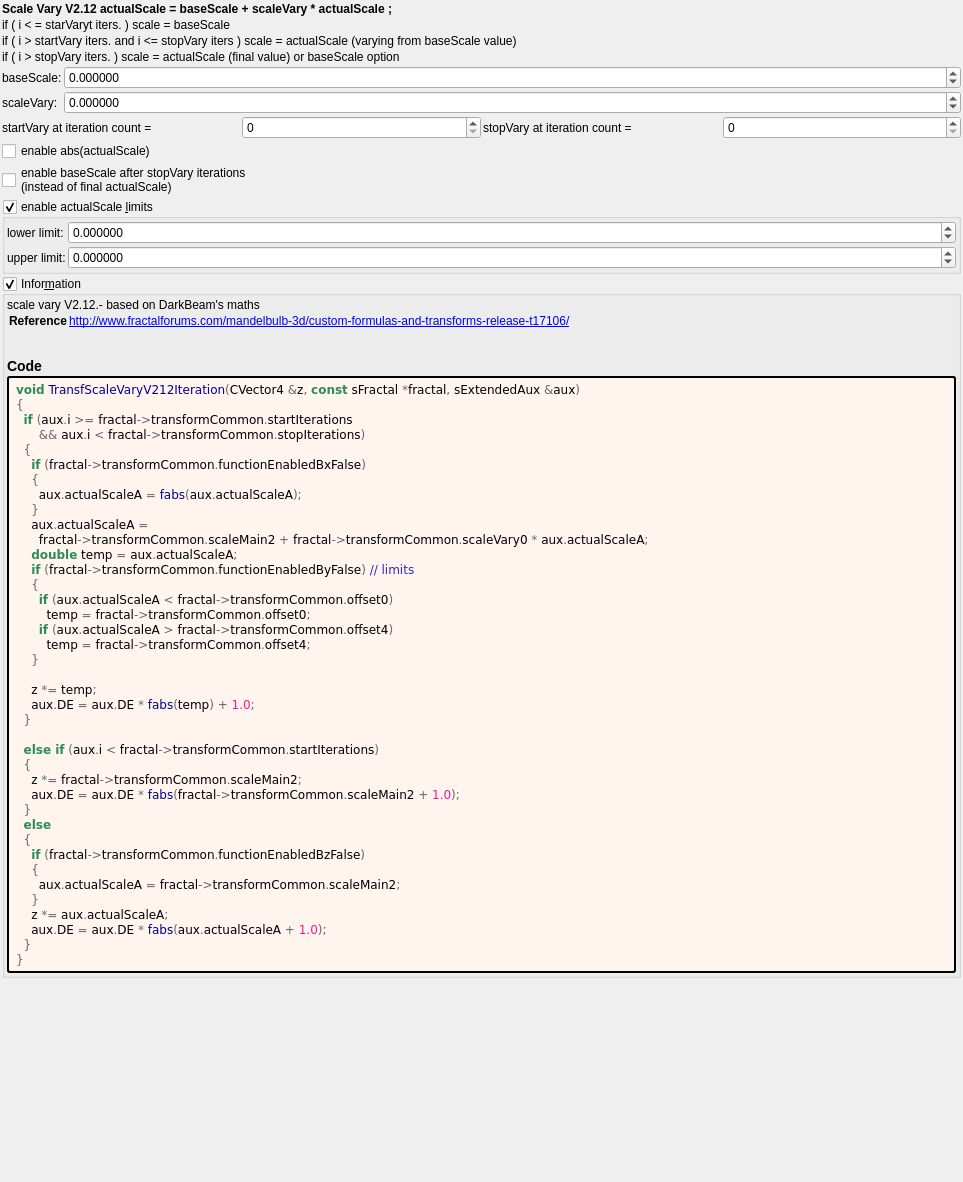
buddhi1980/mandelbulber2, file mandelbulber2/formula/ui/transf_scale_vary_v212.ui: the form before one commit.
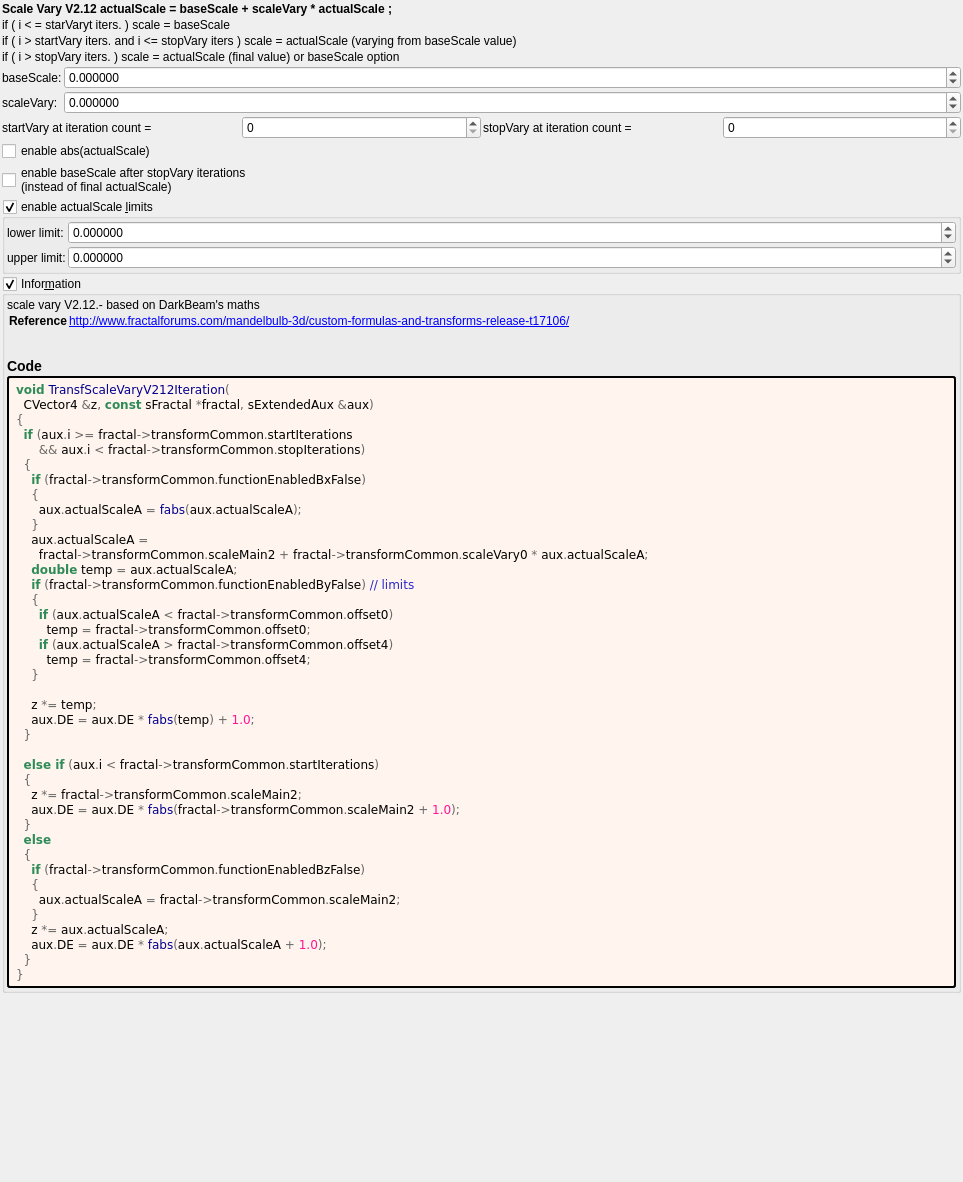
The form after the commit. Custom widgets are drawn as their Qt base class.

```diff
--- a/mandelbulber2/formula/ui/transf_scale_vary_v212.ui
+++ b/mandelbulber2/formula/ui/transf_scale_vary_v212.ui
@@ -375,7 +375,8 @@
         </property>
         <property name="text">
          <string notr="true">&lt;body style=&quot;background-color:#fff5ee&quot;&gt;
-&lt;pre style=&quot;color:#000000; background-color:#fff5ee;  font-family:'Courier New',monospace;&quot;&gt;&lt;span style=&quot;color:#2e8b57; font-weight:bold&quot;&gt;void&lt;/span&gt; &lt;span style=&quot;color:#00008f&quot;&gt;TransfScaleVaryV212Iteration&lt;/span&gt;&lt;span style=&quot;color:#676767&quot;&gt;(&lt;/span&gt;CVector4 &lt;span style=&quot;color:#676767&quot;&gt;&amp;amp;&lt;/span&gt;z&lt;span style=&quot;color:#676767&quot;&gt;,&lt;/span&gt; &lt;span style=&quot;color:#2e8b57; font-weight:bold&quot;&gt;const&lt;/span&gt; sFractal &lt;span style=&quot;color:#676767&quot;&gt;*&lt;/span&gt;fractal&lt;span style=&quot;color:#676767&quot;&gt;,&lt;/span&gt; sExtendedAux &lt;span style=&quot;color:#676767&quot;&gt;&amp;amp;&lt;/span&gt;aux&lt;span style=&quot;color:#676767&quot;&gt;)&lt;/span&gt;
+&lt;pre style=&quot;color:#000000; background-color:#fff5ee;  font-family:'Courier New',monospace;&quot;&gt;&lt;span style=&quot;color:#2e8b57; font-weight:bold&quot;&gt;void&lt;/span&gt; &lt;span style=&quot;color:#00008f&quot;&gt;TransfScaleVaryV212Iteration&lt;/span&gt;&lt;span style=&quot;color:#676767&quot;&gt;(&lt;/span&gt;
+  CVector4 &lt;span style=&quot;color:#676767&quot;&gt;&amp;amp;&lt;/span&gt;z&lt;span style=&quot;color:#676767&quot;&gt;,&lt;/span&gt; &lt;span style=&quot;color:#2e8b57; font-weight:bold&quot;&gt;const&lt;/span&gt; sFractal &lt;span style=&quot;color:#676767&quot;&gt;*&lt;/span&gt;fractal&lt;span style=&quot;color:#676767&quot;&gt;,&lt;/span&gt; sExtendedAux &lt;span style=&quot;color:#676767&quot;&gt;&amp;amp;&lt;/span&gt;aux&lt;span style=&quot;color:#676767&quot;&gt;)&lt;/span&gt;
 &lt;span style=&quot;color:#676767&quot;&gt;{&lt;/span&gt;
   &lt;span style=&quot;color:#2e8b57; font-weight:bold&quot;&gt;if&lt;/span&gt; &lt;span style=&quot;color:#676767&quot;&gt;(&lt;/span&gt;aux&lt;span style=&quot;color:#676767&quot;&gt;.&lt;/span&gt;i &lt;span style=&quot;color:#676767&quot;&gt;&amp;gt;=&lt;/span&gt; fractal&lt;span style=&quot;color:#676767&quot;&gt;-&amp;gt;&lt;/span&gt;transformCommon&lt;span style=&quot;color:#676767&quot;&gt;.&lt;/span&gt;startIterations
       &lt;span style=&quot;color:#676767&quot;&gt;&amp;amp;&amp;amp;&lt;/span&gt; aux&lt;span style=&quot;color:#676767&quot;&gt;.&lt;/span&gt;i &lt;span style=&quot;color:#676767&quot;&gt;&amp;lt;&lt;/span&gt; fractal&lt;span style=&quot;color:#676767&quot;&gt;-&amp;gt;&lt;/span&gt;transformCommon&lt;span style=&quot;color:#676767&quot;&gt;.&lt;/span&gt;stopIterations&lt;span style=&quot;color:#676767&quot;&gt;)&lt;/span&gt;
```
